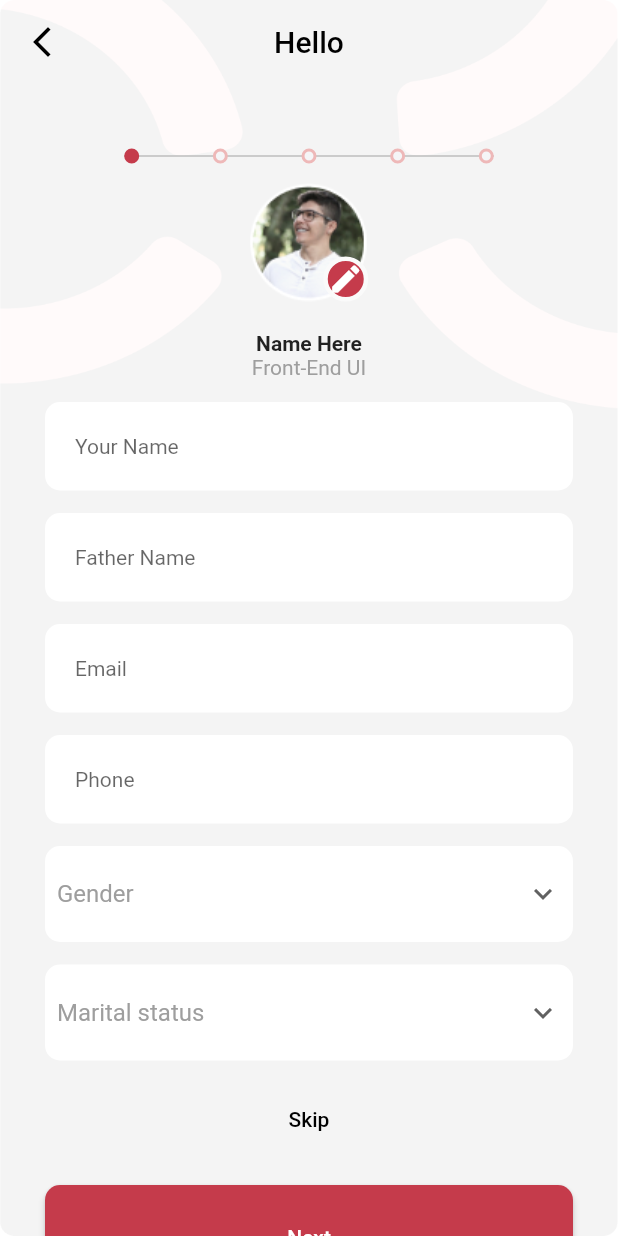
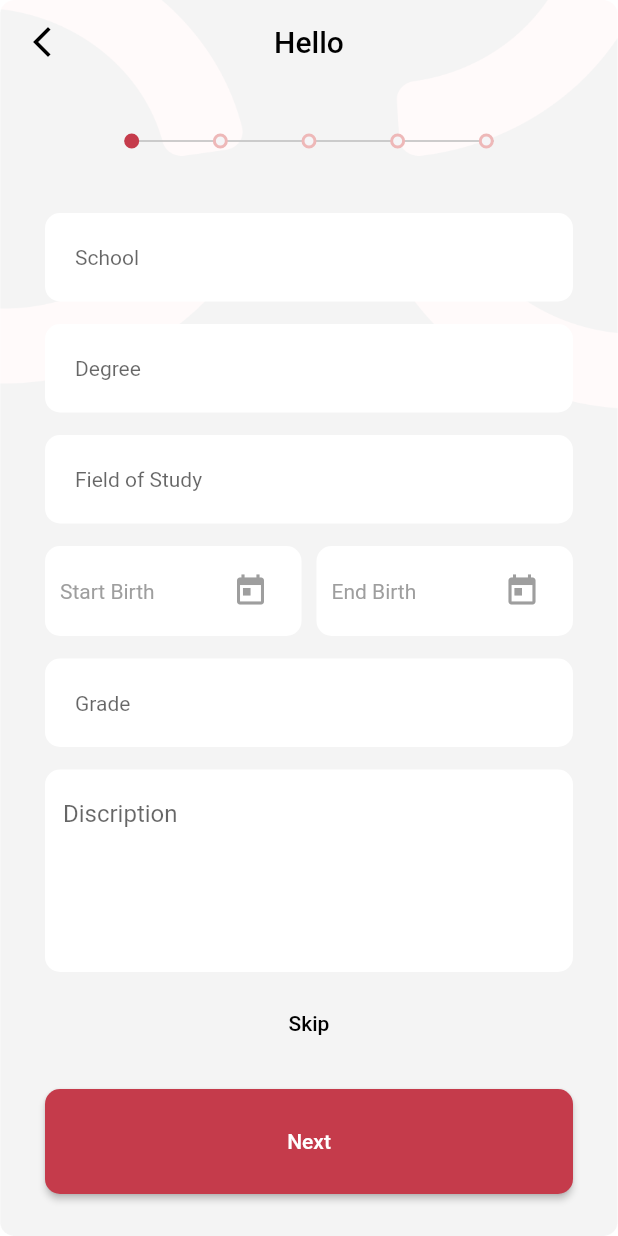
Before and after one commit to Soud-Haroon/Update_Task01, a Flutter app: the Home screen opened directly, on a phone screen of 412 x 824 dp. Run offline on Flutter 3.47's test engine with Material 2 defaults, Android fonts, the phone set to English and light mode, and no system bars.

Commit message:
all form change and added

```diff
--- a/lib/forms/form_3.dart
+++ b/lib/forms/form_3.dart
@@ -0,0 +1,174 @@
+import 'package:flutter/material.dart';
+
+class FormThree extends StatefulWidget {
+  @override
+  _FormThreeState createState() => _FormThreeState();
+}
+
+class _FormThreeState extends State<FormThree> {
+  @override
+  Widget build(BuildContext context) {
+    return Form(
+        child: Column(
+      children: [
+        SizedBox(height: 40),
+        TextFormField(
+          decoration: InputDecoration(
+              border: OutlineInputBorder(
+                borderRadius: BorderRadius.circular(10),
+                borderSide: BorderSide(color: Colors.transparent, width: 0),
+              ),
+              enabledBorder: OutlineInputBorder(
+                borderRadius: BorderRadius.circular(10),
+                borderSide: BorderSide(color: Colors.transparent, width: 0),
+              ),
+              contentPadding:
+                  EdgeInsets.symmetric(horizontal: 20, vertical: 20),
+              filled: true,
+              fillColor: Colors.white,
+              hintText: 'School',
+              hintStyle: TextStyle(
+                fontSize: 14,
+                fontWeight: FontWeight.w400,
+              )),
+        ),
+        SizedBox(height: 15),
+        //-------------------------------------------------//
+        TextFormField(
+          decoration: InputDecoration(
+              border: OutlineInputBorder(
+                borderRadius: BorderRadius.circular(10),
+                borderSide: BorderSide(color: Colors.transparent, width: 0),
+              ),
+              enabledBorder: OutlineInputBorder(
+                borderRadius: BorderRadius.circular(10),
+                borderSide: BorderSide(color: Colors.transparent, width: 0),
+              ),
+              contentPadding:
+                  EdgeInsets.symmetric(horizontal: 20, vertical: 20),
+              filled: true,
+              fillColor: Colors.white,
+              hintText: 'Degree',
+              hintStyle: TextStyle(
+                fontSize: 14,
+                fontWeight: FontWeight.w400,
+              )),
+        ),
+        SizedBox(height: 15),
+        //-------------------------------------------------//
+        TextFormField(
+          decoration: InputDecoration(
+              border: OutlineInputBorder(
+                borderRadius: BorderRadius.circular(10),
+                borderSide: BorderSide(color: Colors.transparent, width: 0),
+              ),
+              enabledBorder: OutlineInputBorder(
+                borderRadius: BorderRadius.circular(10),
+                borderSide: BorderSide(color: Colors.transparent, width: 0),
+              ),
+              contentPadding:
+                  EdgeInsets.symmetric(horizontal: 20, vertical: 20),
+              filled: true,
+              fillColor: Colors.white,
+              hintText: 'Field of Study',
+              hintStyle: TextStyle(
+                fontSize: 14,
+                fontWeight: FontWeight.w400,
+              )),
+        ),
+        SizedBox(height: 5),
+        //-------------------------------------------------//
+        Row(children: [
+          Expanded(
+              child: Container(
+            height: 60,
+            margin: EdgeInsets.symmetric(vertical: 10),
+            padding: EdgeInsets.all(10),
+            decoration: BoxDecoration(
+                borderRadius: BorderRadius.circular(10), color: Colors.white),
+            child: Row(
+              mainAxisAlignment: MainAxisAlignment.spaceBetween,
+              children: [
+                Text('Start Birth', style: TextStyle(color: Colors.grey)),
+                IconButton(
+                    icon: Icon(Icons.today, color: Colors.grey),
+                    onPressed: () {
+                      showDatePicker(
+                          context: context,
+                          initialDate: DateTime(2005),
+                          firstDate: DateTime(2000),
+                          lastDate: DateTime.now());
+                    })
+              ],
+            ),
+          )),
+          SizedBox(width: 10),
+          Expanded(
+              child: Container(
+            height: 60,
+            margin: EdgeInsets.symmetric(vertical: 10),
+            padding: EdgeInsets.all(10),
+            decoration: BoxDecoration(
+                borderRadius: BorderRadius.circular(10), color: Colors.white),
+            child: Row(
+              mainAxisAlignment: MainAxisAlignment.spaceBetween,
+              children: [
+                Text('End Birth', style: TextStyle(color: Colors.grey)),
+                IconButton(
+                    icon: Icon(Icons.today, color: Colors.grey),
+                    onPressed: () {
+                      showDatePicker(
+                          context: context,
+                          initialDate: DateTime(2005),
+                          firstDate: DateTime(2000),
+                          lastDate: DateTime.now());
+                    }),
+              ],
+            ),
+          )),
+        ]),
+        SizedBox(height: 5),
+        //--------------------------------------------------//
+        TextFormField(
+          decoration: InputDecoration(
+              border: OutlineInputBorder(
+                borderRadius: BorderRadius.circular(10),
+                borderSide: BorderSide(color: Colors.transparent, width: 0),
+              ),
+              enabledBorder: OutlineInputBorder(
+                borderRadius: BorderRadius.circular(10),
+                borderSide: BorderSide(color: Colors.transparent, width: 0),
+              ),
+              contentPadding:
+                  EdgeInsets.symmetric(horizontal: 20, vertical: 20),
+              filled: true,
+              fillColor: Colors.white,
+              hintText: 'Grade',
+              hintStyle: TextStyle(
+                fontSize: 14,
+                fontWeight: FontWeight.w400,
+              )),
+        ),
+        SizedBox(height: 15),
+        //-------------------------------------------------//
+        TextFormField(
+          maxLines: 5,
+          decoration: InputDecoration(
+            hintText: 'Discription',
+            filled: true,
+            fillColor: Colors.white,
+            border: OutlineInputBorder(
+                borderRadius: BorderRadius.circular(10),
+                borderSide: BorderSide(color: Colors.transparent)),
+            enabledBorder: OutlineInputBorder(
+                borderRadius: BorderRadius.circular(10),
+                borderSide: BorderSide(
+                  color: Colors.transparent,
+                )),
+          ),
+        ),
+        SizedBox(height: 10),
+      ],
+    ));
+  }
+}
--- a/lib/functions/dotbar.dart
+++ b/lib/functions/dotbar.dart
@@ -27,7 +27,6 @@ class _DotLineBarState extends State<DotLineBar> {
   @override
   Widget build(BuildContext context) {
     return Container(
-      padding: EdgeInsets.symmetric(vertical: 10),
       child: Column(
         mainAxisAlignment: MainAxisAlignment.center,
         children: [
--- a/lib/main_info.dart
+++ b/lib/main_info.dart
@@ -1,4 +1,6 @@
 import 'package:flutter/material.dart';
+import 'package:update_task01/forms/form_2.dart';
+import 'package:update_task01/forms/form_3.dart';
 import 'package:update_task01/functions/dotbar.dart';
 
 import 'forms/form_1.dart';
@@ -32,7 +34,7 @@ class _HomeState extends State<Home> {
           padding: EdgeInsets.all(30),
           children: [
             DotLineBar(),
-            FormOne(),
+            FormThree(),
             Button(),
           ],
         ),
```
Also changed, not shown: lib/forms/form_1.dart (+44 -18 lines), lib/forms/form_2.dart (+205 -0 lines).
